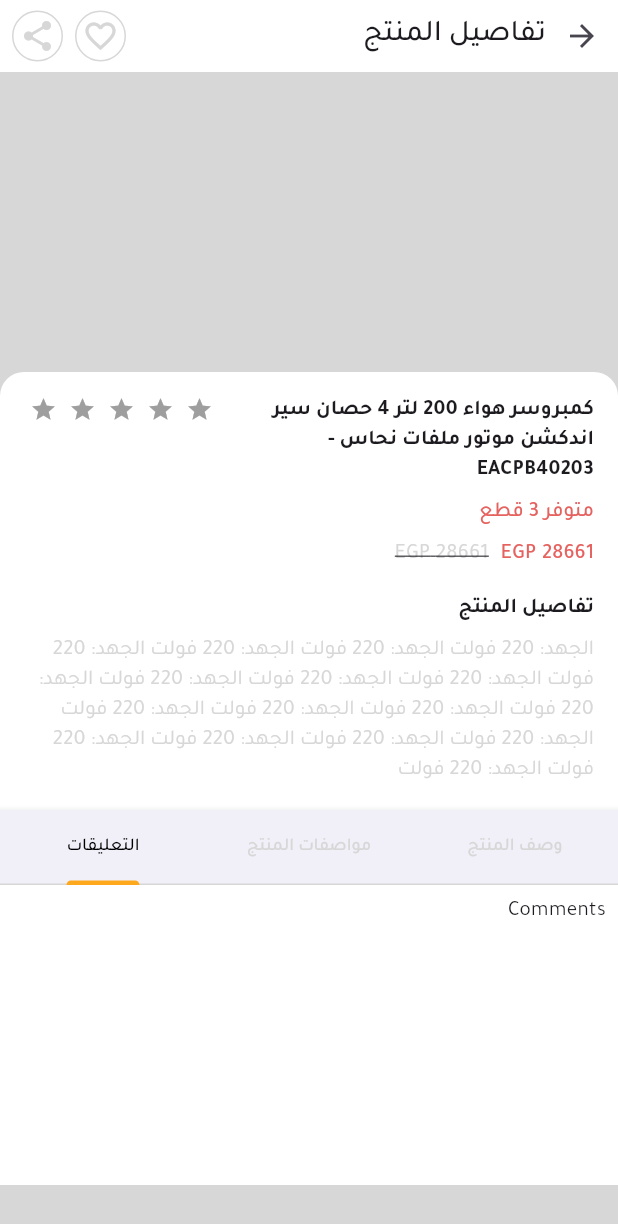
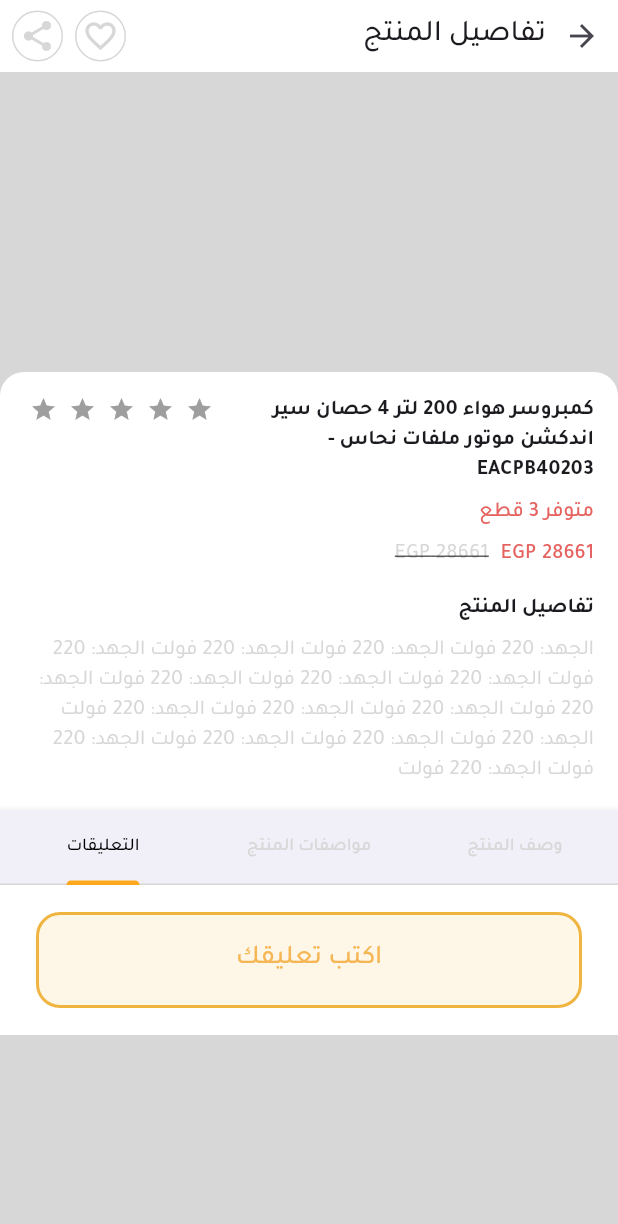
Before and after one commit to mahmoudhamdyae/ecommerce, a Flutter app: the ProductScreen screen opened directly, tab 3 chosen, after a tap on the "favorite outline" icon, on a phone screen of 412 x 824 dp. Shown: the top 1224 px of the screen. Run offline on Flutter 3.47's test engine with Material 3 defaults, Android fonts, the phone set to English and light mode, and no system bars; drawn by our look-alikes of flutter_rating_bar; our stand-ins replace badges, flutter_swiper_view, get, get_it, internet_connection_checker, share_plus and 2 more; accounts and stored records are empty.

Commit message:
Write your comment

```diff
--- a/lib/core/translations/locale.dart
+++ b/lib/core/translations/locale.dart
@@ -61,6 +61,7 @@ class AppLocal extends Translations {
       AppStrings.productDescription: 'وصف المنتج',
       AppStrings.productDetails2: 'مواصفات المنتج',
       AppStrings.comments: 'التعليقات',
+      AppStrings.writeYourComment: 'اكتب تعليقك',
       AppStrings.orderBy: 'رتب حسب:',
       AppStrings.orderByAll: 'الكل',
       AppStrings.orderByHigh: 'الأعلى سعرا',
@@ -141,6 +142,7 @@ class AppLocal extends Translations {
       AppStrings.productDescription: 'وصف المنتج',
       AppStrings.productDetails2: 'مواصفات المنتج',
       AppStrings.comments: 'التعليقات',
+      AppStrings.writeYourComment: 'اكتب تعليقك',
       AppStrings.orderBy: 'رتب حسب:',
       AppStrings.orderByAll: 'الكل',
       AppStrings.orderByHigh: 'الأعلى سعرا',
--- a/lib/presentation/resources/strings_manager.dart
+++ b/lib/presentation/resources/strings_manager.dart
@@ -75,6 +75,7 @@ class AppStrings {
   static const productDescription = 'وصف المنتج';
   static const productDetails2 = 'مواصفات المنتج';
   static const comments = 'التعليقات';
+  static const writeYourComment = 'اكتب تعليقك';
 
   // Modal Bottom Sheet
   static const orderBy = 'رتب حسب';
--- a/lib/presentation/screens/product/widgets/product_tabs.dart
+++ b/lib/presentation/screens/product/widgets/product_tabs.dart
@@ -8,12 +8,12 @@ class ProductTabs extends StatelessWidget {
 
   @override
   Widget build(BuildContext context) {
-    return const SizedBox(
-        height: 200,
+    return SizedBox(
+        height: 100,
         child: TabBarView(
           children: [
-            ProductDetailsFirst(),
-            ProductDetailsSecond(),
+            const ProductDetailsFirst(),
+            const ProductDetailsSecond(),
             ProductComments(),
           ],
         ));
--- a/lib/presentation/screens/product/widgets/tabs/product_comments.dart
+++ b/lib/presentation/screens/product/widgets/tabs/product_comments.dart
@@ -1,17 +1,55 @@
 import 'package:ecommerce/presentation/resources/color_manager.dart';
+import 'package:ecommerce/presentation/resources/font_manager.dart';
+import 'package:ecommerce/presentation/resources/strings_manager.dart';
+import 'package:ecommerce/presentation/resources/values_manager.dart';
+import 'package:ecommerce/presentation/widgets/dialogs/require_auth_dialog.dart';
 import 'package:flutter/cupertino.dart';
+import 'package:flutter/material.dart';
+import 'package:get/get.dart';
+
+import '../../../../../core/app_prefs.dart';
+import '../../../../../di/di.dart';
 
 class ProductComments extends StatelessWidget {
-  const ProductComments({super.key});
+
+  final AppPreferences _appPreferences = instance<AppPreferences>();
+  ProductComments({super.key});
 
   @override
   Widget build(BuildContext context) {
     return Container(
       color: ColorManager.white,
-      child: const Padding(
-        padding: EdgeInsets.all(8.0),
-        child: Text(
-          'Comments',
+      child: Padding(
+        padding: const EdgeInsets.all(8.0),
+        child: InkWell(
+          onTap: () {
+            if (_appPreferences.isUserLoggedIn()) {
+              //
+            } else {
+              showRequireAuthDialog(context);
+            }
+          },
+          child: Container(
+            height: 30,
+            margin: const EdgeInsets.symmetric(vertical: 10.0, horizontal: 16.0),
+            padding: const EdgeInsets.all(8.0),
+            decoration: BoxDecoration(
+                border: Border.all(color: const Color(0xFFF0B441), width: 2),
+                borderRadius: BorderRadius.circular(AppSize.borderRadius),
+                color: const Color(0xFFFEF7E7),
+            ),
+            child: Center(
+              child: Text(
+                AppStrings.writeYourComment.tr,
+                textAlign: TextAlign.center,
+                style: const TextStyle(
+                  color: Color(0xFFF5B755),
+                  fontWeight: FontWeight.w500,
+                  fontSize: FontSize.s18,
+                ),
+              ),
+            ),
+          ),
         ),
       ),
     );
--- a/lib/presentation/screens/product/widgets/tabs/product_details_first.dart
+++ b/lib/presentation/screens/product/widgets/tabs/product_details_first.dart
@@ -11,7 +11,7 @@ class ProductDetailsFirst extends StatelessWidget {
       child: const Padding(
         padding: EdgeInsets.all(8.0),
         child: Text(
-          'الجهد: 220 فولت الجهد: 220 فولت الجهد: 220 فولت الجهد: 220 فولت الجهد: 220 فولت الجهد: 220 فولت الجهد: 220 فولت الجهد: 220 فولت الجهد: 220 فولت الجهد: 220 فولت الجهد: 220 فولت الجهد: 220 فولت الجهد: 220 فولت الجهد: 220 فولت الجهد: 220 فولت الجهد: 220 فولت ',
+          'الجهد: 220 فولت الجهد: 220 فولت الجهد: 220 فولت الجهد: 220 فولت الجهد: 220 فولت الجهد: 220 فولت الجهد: 220 فولت الجهد: 220 فولت الجهد: 220 فولت الجهد: 220 فولت الجهد: 220 فولت الجهد ',
           style: TextStyle(
               fontWeight: FontWeight.w400,
               color: ColorManager.black),
```
